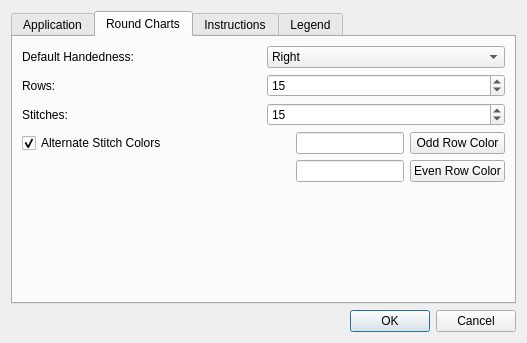
Above: src/settings.ui from iPenguin/CrochetCharts before the change. Below: the same form after it.
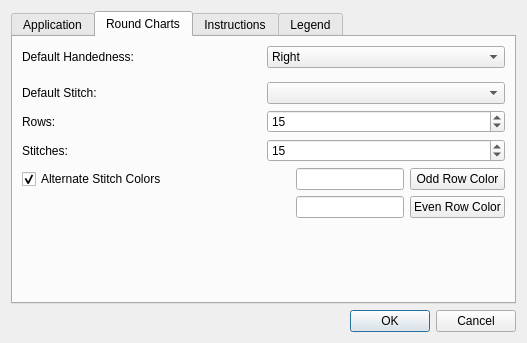
That is the form after the change. The open tabs and pages were chosen to show the change.

Commit message:
Moving the default values into the Settings class
This simplifies the maintenance of default value look ups and means
I don't have to hardcode the same default values multiple times across
multiple files.

Patch:
```diff
--- a/src/settings.ui
+++ b/src/settings.ui
@@ -106,6 +106,26 @@
          </item>
         </layout>
        </item>
+       <item>
+        <layout class="QHBoxLayout" name="horizontalLayout_7">
+         <property name="topMargin">
+          <number>8</number>
+         </property>
+         <item>
+          <widget class="QLabel" name="label_6">
+           <property name="text">
+            <string>Default Stitch:</string>
+           </property>
+           <property name="buddy">
+            <cstring>defaultStitch</cstring>
+           </property>
+          </widget>
+         </item>
+         <item>
+          <widget class="QComboBox" name="defaultStitch"/>
+         </item>
+        </layout>
+       </item>
        <item>
         <layout class="QHBoxLayout" name="horizontalLayout_6">
          <property name="topMargin">
```
Left out of the diff: 3 changed lines with no effect on the pictures. The commit also changes 9 other files.
